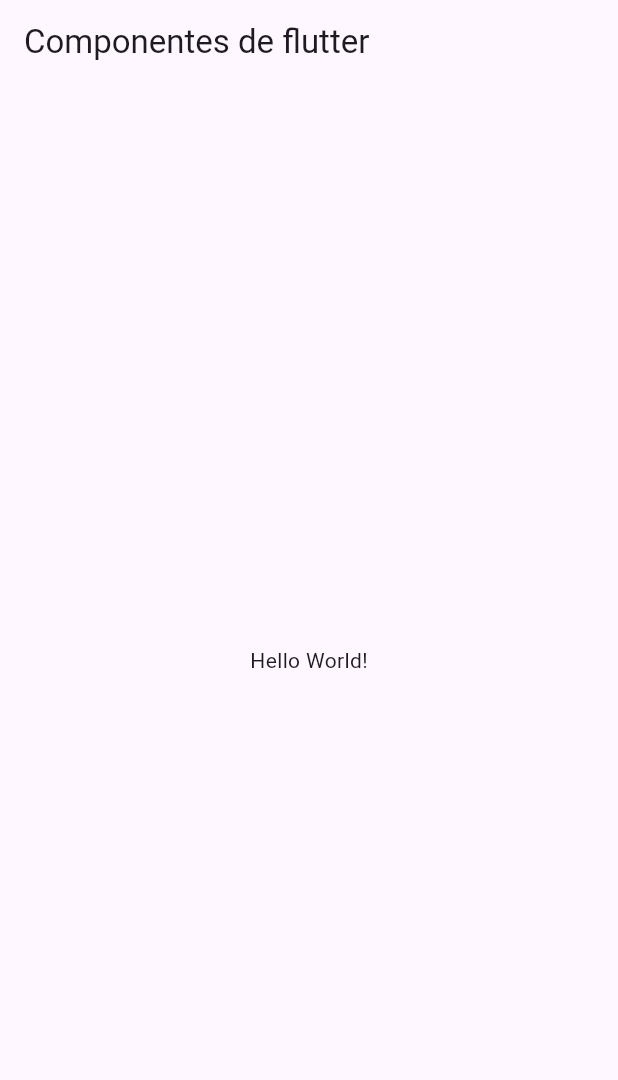
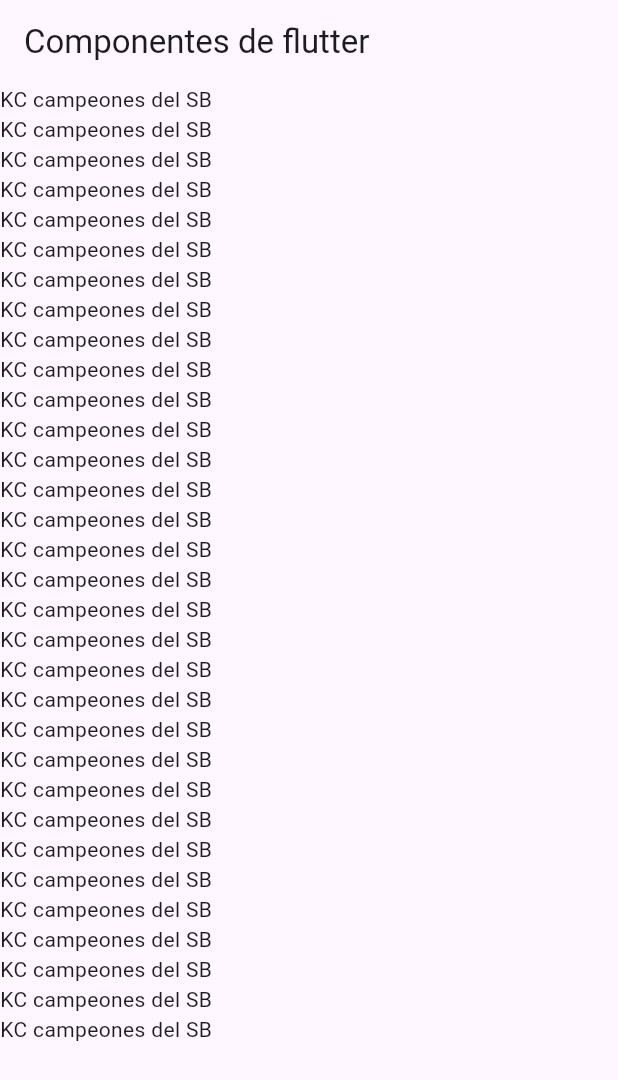
Before and after one commit to gnievap/componentes_flutter5c, a Flutter app: the screen it shows after launch, on a phone screen of 412 x 824 dp. Shown: the top 1080 px of the screen. Run offline on Flutter 3.47's test engine with Material 3 defaults, Android fonts, the phone set to English and light mode, and no system bars.

Commit message:
Adding the ListView to the HomeScreen

```diff
--- a/lib/home_screen.dart
+++ b/lib/home_screen.dart
@@ -9,8 +9,41 @@
       appBar: AppBar(
         title: const Text('Componentes de flutter'),
       ),
-      body: const Center(
-        child: Text('Hello World!'),
+      body: ListView(
+        children: const [
+          Text('KC campeones del SB'),
+          Text('KC campeones del SB'),
+          Text('KC campeones del SB'),
+          Text('KC campeones del SB'),
+          Text('KC campeones del SB'),
+          Text('KC campeones del SB'),
+          Text('KC campeones del SB'),
+          Text('KC campeones del SB'),
+          Text('KC campeones del SB'),
+          Text('KC campeones del SB'),
+          Text('KC campeones del SB'),
+          Text('KC campeones del SB'),
+          Text('KC campeones del SB'),
+          Text('KC campeones del SB'),
+          Text('KC campeones del SB'),
+          Text('KC campeones del SB'),
+          Text('KC campeones del SB'),
+          Text('KC campeones del SB'),
+          Text('KC campeones del SB'),
+          Text('KC campeones del SB'),
+          Text('KC campeones del SB'),
+          Text('KC campeones del SB'),
+          Text('KC campeones del SB'),
+          Text('KC campeones del SB'),
+          Text('KC campeones del SB'),
+          Text('KC campeones del SB'),
+          Text('KC campeones del SB'),
+          Text('KC campeones del SB'),
+          Text('KC campeones del SB'),
+          Text('KC campeones del SB'),
+          Text('KC campeones del SB'),
+          Text('KC campeones del SB'),
+        ],
       ),
     );
   }
--- a/lib/main_app.dart
+++ b/lib/main_app.dart
@@ -7,6 +7,7 @@
   @override
   Widget build(BuildContext context) {
     return const MaterialApp(
+      debugShowCheckedModeBanner: false,
       home: HomeScreen(),
     );
   }
```
